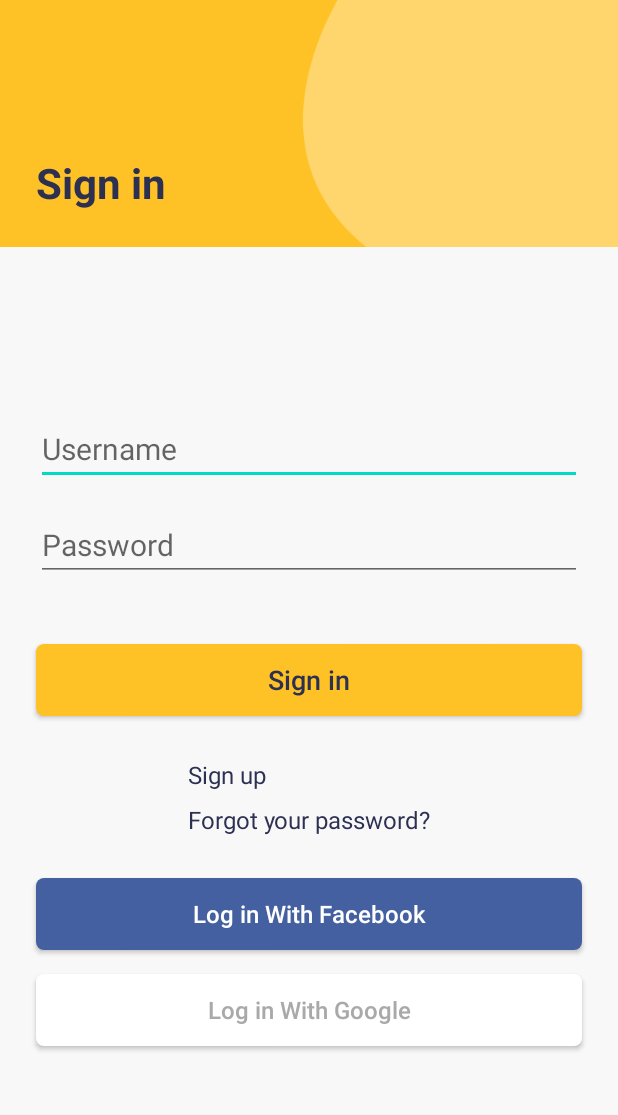
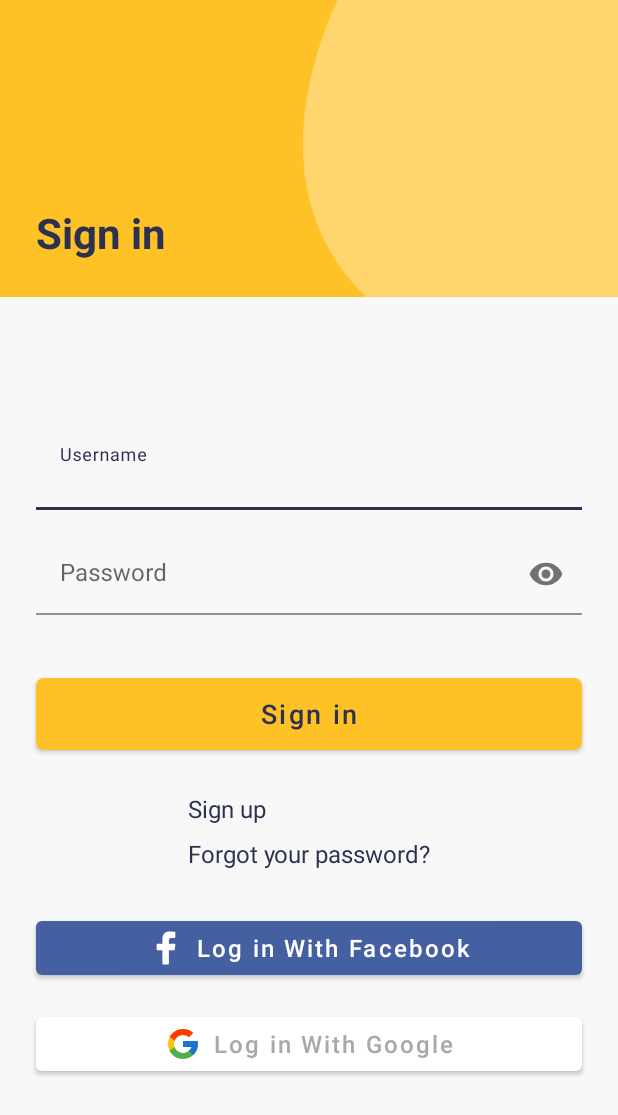
Before and after one commit to harshmodi729/first_project, an Android app: the SignInActivity screen opened directly, with no data from a screen before it, on a phone screen of 412 x 824 dp. Shown: the top 1115 px of the screen. Run offline under Robolectric (Android 15) with nearby library versions, the phone set to English and light mode, and no system bars.

Commit message:
Combine all screens(Intro, Sign in, Sign up)

```diff
--- a/app/src/main/java/com/hmatter/first_project/ui/IntroActivity.kt
+++ b/app/src/main/java/com/hmatter/first_project/ui/IntroActivity.kt
@@ -40,6 +40,7 @@ class IntroActivity : BaseActivity() {
 
         btnSkip.setOnClickListener {
             startActivity(Intent(this, SignInActivity::class.java))
+            finish()
         }
     }
 
--- a/app/src/main/java/com/hmatter/first_project/ui/SignInActivity.kt
+++ b/app/src/main/java/com/hmatter/first_project/ui/SignInActivity.kt
@@ -1,9 +1,11 @@
 package com.hmatter.first_project.ui
 
+import android.content.Intent
 import android.os.Bundle
 import android.view.View
 import com.hmatter.first_project.R
 import com.hmatter.first_project.base.BaseActivity
+import kotlinx.android.synthetic.main.activity_sign_in.*
 import kotlinx.android.synthetic.main.lay_toolbar.*
 
 
@@ -13,5 +15,7 @@ class SignInActivity : BaseActivity() {
         setContentView(R.layout.activity_sign_in)
 
         btnToolbarBack.visibility = View.GONE
+        tvToolbarTitle.text = getString(R.string.sign_in)
+        tvSignUp.setOnClickListener { startActivity(Intent(this, SignUpActivity::class.java)) }
     }
 }
--- /dev/null
+++ b/app/src/main/res/drawable/ic_facebook_f.xml
@@ -0,0 +1,9 @@
+<vector xmlns:android="http://schemas.android.com/apk/res/android"
+    android:width="24dp"
+    android:height="24dp"
+    android:viewportWidth="50"
+    android:viewportHeight="50">
+  <path
+      android:fillColor="#000000"
+      android:pathData="M32,11h5c0.552,0 1,-0.448 1,-1V3.263c0,-0.524 -0.403,-0.96 -0.925,-0.997C35.484,2.153 32.376,2 30.141,2C24,2 20,5.68 20,12.368V19h-7c-0.552,0 -1,0.448 -1,1v7c0,0.552 0.448,1 1,1h7v19c0,0.552 0.448,1 1,1h7c0.552,0 1,-0.448 1,-1V28h7.222c0.51,0 0.938,-0.383 0.994,-0.89l0.778,-7C38.06,19.518 37.596,19 37,19h-8v-5C29,12.343 30.343,11 32,11z" />
+</vector>
--- /dev/null
+++ b/app/src/main/res/drawable/ic_google_g.xml
@@ -0,0 +1,18 @@
+<vector xmlns:android="http://schemas.android.com/apk/res/android"
+    android:width="24dp"
+    android:height="24dp"
+    android:viewportWidth="48"
+    android:viewportHeight="48">
+    <path
+        android:fillColor="#FFC107"
+        android:pathData="M43.611,20.083H42V20H24v8h11.303c-1.649,4.657 -6.08,8 -11.303,8c-6.627,0 -12,-5.373 -12,-12c0,-6.627 5.373,-12 12,-12c3.059,0 5.842,1.154 7.961,3.039l5.657,-5.657C34.046,6.053 29.268,4 24,4C12.955,4 4,12.955 4,24c0,11.045 8.955,20 20,20c11.045,0 20,-8.955 20,-20C44,22.659 43.862,21.35 43.611,20.083z" />
+    <path
+        android:fillColor="#FF3D00"
+        android:pathData="M6.306,14.691l6.571,4.819C14.655,15.108 18.961,12 24,12c3.059,0 5.842,1.154 7.961,3.039l5.657,-5.657C34.046,6.053 29.268,4 24,4C16.318,4 9.656,8.337 6.306,14.691z" />
+    <path
+        android:fillColor="#4CAF50"
+        android:pathData="M24,44c5.166,0 9.86,-1.977 13.409,-5.192l-6.19,-5.238C29.211,35.091 26.715,36 24,36c-5.202,0 -9.619,-3.317 -11.283,-7.946l-6.522,5.025C9.505,39.556 16.227,44 24,44z" />
+    <path
+        android:fillColor="#1976D2"
+        android:pathData="M43.611,20.083H42V20H24v8h11.303c-0.792,2.237 -2.231,4.166 -4.087,5.571c0.001,-0.001 0.002,-0.001 0.003,-0.002l6.19,5.238C36.971,39.205 44,34 44,24C44,22.659 43.862,21.35 43.611,20.083z" />
+</vector>
--- a/app/src/main/res/layout/activity_sign_in.xml
+++ b/app/src/main/res/layout/activity_sign_in.xml
@@ -14,7 +14,7 @@
         android:layout_height="0dp"
         app:layout_constraintBottom_toBottomOf="parent"
         app:layout_constraintEnd_toEndOf="parent"
-        app:layout_constraintHeight_percent="0.2"
+        app:layout_constraintHeight_percent="0.24"
         app:layout_constraintStart_toStartOf="parent"
         app:layout_constraintTop_toTopOf="parent"
         app:layout_constraintVertical_bias="0" />
@@ -27,42 +27,46 @@
         app:layout_constraintStart_toStartOf="parent"
         app:layout_constraintTop_toBottomOf="@id/toolbar">
 
-        <androidx.appcompat.widget.AppCompatEditText
-            android:id="@+id/edUserName"
-            android:layout_width="0dp"
-            android:layout_height="wrap_content"
-            android:layout_marginStart="@dimen/medium_margin"
-            android:layout_marginEnd="@dimen/medium_margin"
+        <com.google.android.material.textfield.TextInputLayout
+            android:id="@+id/edUserNameLay"
+            style="@style/EditTextStyle"
             android:hint="@string/hint_username"
-            android:textSize="@dimen/medium_text"
             app:layout_constraintEnd_toEndOf="parent"
             app:layout_constraintStart_toStartOf="parent"
-            app:layout_constraintTop_toTopOf="parent" />
+            app:layout_constraintTop_toTopOf="parent">
 
-        <androidx.appcompat.widget.AppCompatEditText
-            android:id="@+id/edPassword"
-            android:layout_width="0dp"
-            android:layout_height="wrap_content"
+            <androidx.appcompat.widget.AppCompatEditText
+                android:id="@+id/edUserName"
+                android:layout_width="match_parent"
+                android:layout_height="wrap_content"
+                android:inputType="text" />
+        </com.google.android.material.textfield.TextInputLayout>
+
+        <com.google.android.material.textfield.TextInputLayout
+            android:id="@+id/edPasswordLay"
+            style="@style/EditTextStyle"
             android:layout_marginTop="@dimen/small_margin"
             android:hint="@string/hint_password"
-            android:textSize="@dimen/medium_text"
-            app:layout_constraintEnd_toEndOf="@id/edUserName"
-            app:layout_constraintStart_toStartOf="@id/edUserName"
-            app:layout_constraintTop_toBottomOf="@id/edUserName" />
+            app:endIconMode="password_toggle"
+            app:layout_constraintEnd_toEndOf="parent"
+            app:layout_constraintStart_toStartOf="parent"
+            app:layout_constraintTop_toBottomOf="@id/edUserNameLay">
 
-        <androidx.appcompat.widget.AppCompatButton
+            <com.google.android.material.textfield.TextInputEditText
+                android:id="@+id/edPassword"
+                android:layout_width="match_parent"
+                android:layout_height="wrap_content"
+                android:inputType="textPassword" />
+        </com.google.android.material.textfield.TextInputLayout>
+
+        <com.google.android.material.button.MaterialButton
             android:id="@+id/btnSignIn"
-            android:layout_width="0dp"
-            android:layout_height="wrap_content"
+            style="@style/ButtonStyle"
             android:layout_marginTop="@dimen/xlarge_margin"
-            android:background="@drawable/bg_rounded_btn"
             android:text="@string/sign_in"
-            android:textAllCaps="false"
-            android:textColor="@color/colorIntroTitle"
-            android:textSize="@dimen/btn_text"
-            app:layout_constraintEnd_toEndOf="@id/edUserName"
-            app:layout_constraintStart_toStartOf="@id/edUserName"
-            app:layout_constraintTop_toBottomOf="@id/edPassword" />
+            app:layout_constraintEnd_toEndOf="@id/edUserNameLay"
+            app:layout_constraintStart_toStartOf="@id/edUserNameLay"
+            app:layout_constraintTop_toBottomOf="@id/edPasswordLay" />
 
         <androidx.appcompat.widget.AppCompatTextView
             android:id="@+id/tvSignUp"
@@ -84,38 +88,43 @@
             android:text="@string/forgot_your_password"
             android:textColor="@color/colorIntroTitle"
             android:textSize="@dimen/small_text"
-            app:layout_constraintEnd_toEndOf="@id/edUserName"
-            app:layout_constraintStart_toStartOf="@id/edUserName"
+            app:layout_constraintEnd_toEndOf="@id/edUserNameLay"
+            app:layout_constraintStart_toStartOf="@id/edUserNameLay"
             app:layout_constraintTop_toBottomOf="@id/tvSignUp" />
 
-        <androidx.appcompat.widget.AppCompatButton
+        <com.google.android.material.button.MaterialButton
             android:id="@+id/btnFb"
             android:layout_width="0dp"
             android:layout_height="wrap_content"
             android:layout_marginTop="@dimen/medium_margin"
-            android:background="@drawable/bg_fb_rounded_btn"
             android:text="@string/log_in_with_facebook"
             android:textAllCaps="false"
             android:textColor="@color/colorWhite"
             android:textSize="@dimen/small_text"
-            app:layout_constraintEnd_toEndOf="@id/edUserName"
-            app:layout_constraintStart_toStartOf="@id/edUserName"
+            app:backgroundTint="#4460a0"
+            app:icon="@drawable/ic_facebook_f"
+            app:iconGravity="textStart"
+            app:layout_constraintEnd_toEndOf="@id/edUserNameLay"
+            app:layout_constraintStart_toStartOf="@id/edUserNameLay"
             app:layout_constraintTop_toBottomOf="@id/tvForgotPassword" />
 
-        <androidx.appcompat.widget.AppCompatButton
+        <com.google.android.material.button.MaterialButton
             android:id="@+id/btnGoogle"
             android:layout_width="0dp"
             android:layout_height="wrap_content"
             android:layout_marginTop="@dimen/small_margin"
             android:layout_marginBottom="@dimen/small_margin"
-            android:background="@drawable/bg_google_rounded_btn"
             android:text="@string/log_in_with_google"
             android:textAllCaps="false"
             android:textColor="@color/colorIntroDetail"
             android:textSize="@dimen/small_text"
+            app:backgroundTint="@color/colorWhite"
+            app:icon="@drawable/ic_google_g"
+            app:iconGravity="textStart"
+            app:iconTint="@null"
             app:layout_constraintBottom_toBottomOf="parent"
-            app:layout_constraintEnd_toEndOf="@id/edUserName"
-            app:layout_constraintStart_toStartOf="@id/edUserName"
+            app:layout_constraintEnd_toEndOf="@id/edUserNameLay"
+            app:layout_constraintStart_toStartOf="@id/edUserNameLay"
             app:layout_constraintTop_toBottomOf="@id/btnFb" />
     </androidx.constraintlayout.widget.ConstraintLayout>
 
--- a/app/src/main/res/layout/lay_toolbar.xml
+++ b/app/src/main/res/layout/lay_toolbar.xml
@@ -19,6 +19,7 @@
         android:layout_width="50dp"
         android:layout_height="?actionBarSize"
         android:layout_marginStart="@dimen/small_margin"
+        android:layout_marginTop="@dimen/small_margin"
         android:background="?selectableItemBackgroundBorderless"
         android:src="@drawable/ic_back"
         app:layout_constraintStart_toStartOf="parent"
--- a/app/src/main/res/values/colors.xml
+++ b/app/src/main/res/values/colors.xml
@@ -1,8 +1,8 @@
 <?xml version="1.0" encoding="utf-8"?>
 <resources>
     <color name="colorPrimary">#FFC226</color>
-    <color name="colorPrimaryDark">#3700B3</color>
-    <color name="colorAccent">#03DAC5</color>
+    <color name="colorPrimaryDark">#CC9200</color>
+    <color name="colorAccent">#2C3051</color>
     <color name="colorWhite">#FFFFFF</color>
     <color name="colorBlack">#000000</color>
     <color name="colorIntroTitle">#2C3051</color>
--- a/app/src/main/res/values/dimens.xml
+++ b/app/src/main/res/values/dimens.xml
@@ -3,6 +3,7 @@
     <dimen name="splash_logo_text">56sp</dimen>
     <dimen name="medium_text">20sp</dimen>
     <dimen name="small_text">16sp</dimen>
+    <dimen name="default_margin">8dp</dimen>
     <dimen name="small_margin">16dp</dimen>
     <dimen name="medium_margin">24dp</dimen>
     <dimen name="large_margin">36dp</dimen>
--- a/app/src/main/res/values/strings.xml
+++ b/app/src/main/res/values/strings.xml
@@ -7,7 +7,7 @@
     <string name="hint_password">Password</string>
     <string name="hint_email">Email</string>
     <string name="hint_phone">Phone number</string>
-    <string name="terms_conditions">I have read and agree to the Terms and Conditions.</string>
+    <string name="terms_conditions">I have read and agree to <a href="https://www.google.com">the Terms and Conditions.</a></string>
     <string name="hint_confirm_password">Confirm password</string>
     <string name="forgot_your_password">Forgot your password?</string>
     <string name="log_in_with_facebook">Log in With Facebook</string>
--- a/app/src/main/res/values/styles.xml
+++ b/app/src/main/res/values/styles.xml
@@ -1,6 +1,6 @@
 <resources xmlns:tools="http://schemas.android.com/tools">
     <!-- Base application theme. -->
-    <style name="AppTheme" parent="Theme.AppCompat.Light.NoActionBar">
+    <style name="AppTheme" parent="Theme.MaterialComponents.Light.NoActionBar">
         <!-- Customize your theme here. -->
         <item name="colorPrimary">@color/colorPrimary</item>
         <item name="colorPrimaryDark">@color/colorPrimaryDark</item>
@@ -8,10 +8,31 @@
         <item name="android:windowLightStatusBar" tools:targetApi="m">true</item>
     </style>
 
-    <style name="SplashFullscreen" parent="@style/Theme.AppCompat.Light">
+    <style name="SplashFullscreen" parent="@style/Theme.MaterialComponents.Light">
         <item name="windowActionBar">false</item>
         <item name="windowNoTitle">true</item>
         <item name="android:windowFullscreen">true</item>
         <item name="android:windowContentOverlay">@null</item>
     </style>
+
+    <style name="EditTextStyle" parent="@style/Widget.MaterialComponents.TextInputLayout.FilledBox.Dense">
+        <item name="boxStrokeColor">@color/colorAccent</item>
+        <item name="hintTextColor">@color/colorAccent</item>
+        <item name="boxBackgroundColor">@color/colorBackground</item>
+        <item name="android:layout_width">0dp</item>
+        <item name="android:layout_height">wrap_content</item>
+        <item name="android:textColor">@color/colorAccent</item>
+        <item name="android:textSize">@dimen/medium_text</item>
+        <item name="android:layout_marginStart">@dimen/medium_margin</item>
+        <item name="android:layout_marginEnd">@dimen/medium_margin</item>
+    </style>
+
+    <style name="ButtonStyle" parent="@style/Widget.MaterialComponents.Button">
+        <item name="android:layout_width">0dp</item>
+        <item name="android:layout_height">wrap_content</item>
+        <item name="android:background">@drawable/bg_rounded_btn</item>
+        <item name="android:textAllCaps">false</item>
+        <item name="android:textColor">@color/colorIntroTitle</item>
+        <item name="android:textSize">@dimen/btn_text</item>
+    </style>
 </resources>
```
Also changed, not shown: app/src/main/AndroidManifest.xml (+6 -2 lines), app/src/main/java/com/hmatter/first_project/ui/SignUpActivity.kt (added, +21 -0 lines), app/src/main/java/com/hmatter/first_project/ui/SignupActivity.kt (deleted, +0 -19 lines), app/src/main/res/layout/activity_intro.xml (+3 -8 lines), app/src/main/res/layout/activity_sign_up.xml (added, +136 -0 lines), app/src/main/res/layout/activity_signup.xml (deleted, +0 -118 lines).
